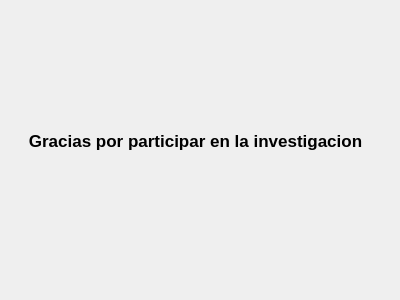
First picture: the form in ui/Alert.ui, repository sebastianmarines/cv-posture, before the edit.
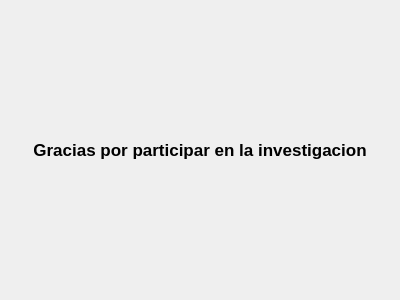
Second picture: the form after the edit.

Commit message: Wrap dialog text to make it responsive

Patch:
```diff
--- a/ui/Alert.ui
+++ b/ui/Alert.ui
@@ -13,15 +13,9 @@
   <property name="windowTitle">
    <string>Dialog</string>
   </property>
+  <layout class="QGridLayout" name="gridLayout">
+   <item row="0" column="0">
   <widget class="QLabel" name="text">
-   <property name="geometry">
-    <rect>
-     <x>0</x>
-     <y>90</y>
-     <width>391</width>
-     <height>101</height>
-    </rect>
-   </property>
    <property name="font">
     <font>
      <pointsize>13</pointsize>
@@ -35,7 +29,12 @@
    <property name="alignment">
     <set>Qt::AlignCenter</set>
    </property>
-  </widget>
+     <property name="wordWrap">
+      <bool>true</bool>
+     </property>
+    </widget>
+   </item>
+  </layout>
  </widget>
  <resources/>
  <connections/>
```
Left out of the diff: 3 changed lines with no effect on the pictures. Lines whose indentation alone changed are shown as unchanged. The commit also changes 1 other file.
